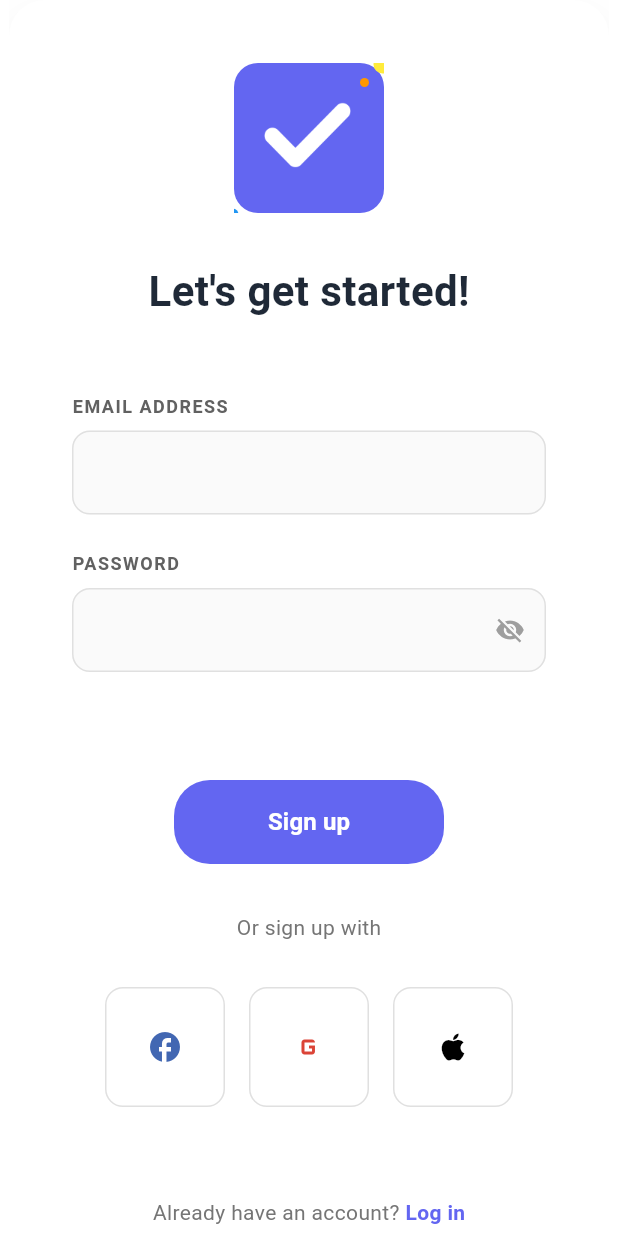
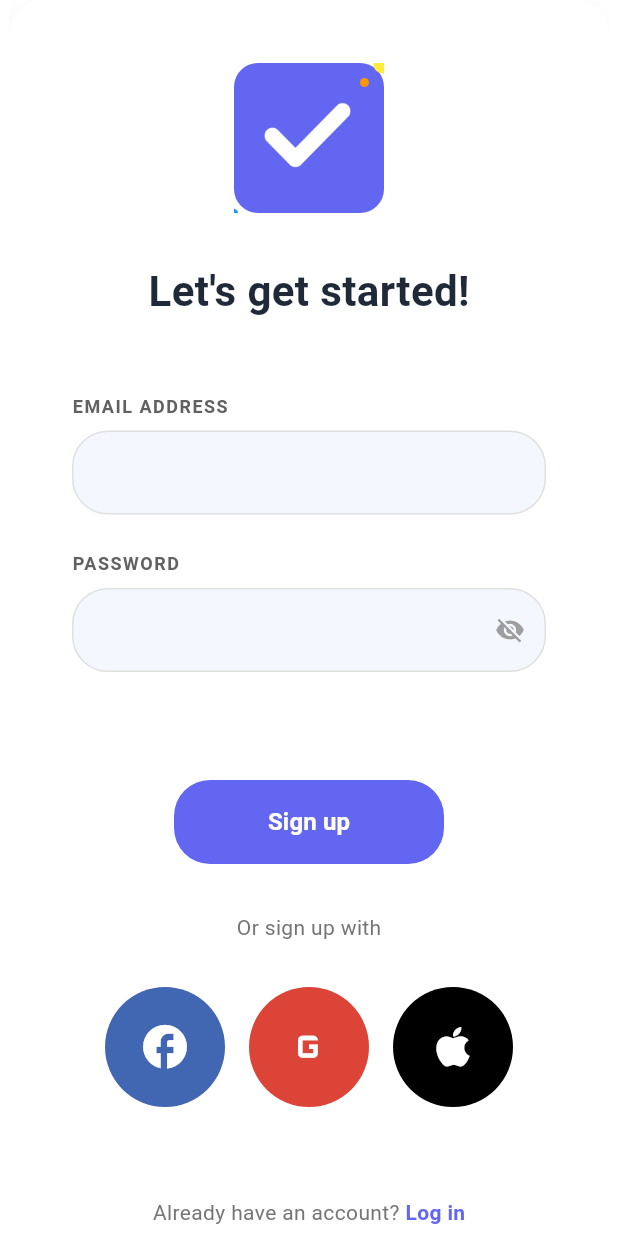
Before and after one commit to GhadeBhavesh/task_management, a Flutter app: the LoginScreen screen opened directly, after a tap on "Get started!", on a phone screen of 412 x 824 dp. Run offline on Flutter 3.47's test engine with Material 3 defaults, Android fonts, the phone set to English and light mode, and no system bars; our stand-ins replace cloud_firestore, firebase_auth, firebase_core, flutter_riverpod, shared_preferences; accounts and stored records are empty.

Commit message:
icons_update

```diff
--- a/lib/pages/auth/login_screen.dart
+++ b/lib/pages/auth/login_screen.dart
@@ -185,17 +185,17 @@ class _LoginScreenState extends ConsumerState<LoginScreen> {
                           decoration: InputDecoration(
                             hintText: '',
                             filled: true,
-                            fillColor: Colors.grey[50],
+                            fillColor: Color.fromARGB(255, 245, 247, 254),
                             border: OutlineInputBorder(
-                              borderRadius: BorderRadius.circular(12),
+                              borderRadius: BorderRadius.circular(24),
                               borderSide: BorderSide(color: Colors.grey[300]!),
                             ),
                             enabledBorder: OutlineInputBorder(
-                              borderRadius: BorderRadius.circular(12),
+                              borderRadius: BorderRadius.circular(24),
                               borderSide: BorderSide(color: Colors.grey[300]!),
                             ),
                             focusedBorder: OutlineInputBorder(
-                              borderRadius: BorderRadius.circular(12),
+                              borderRadius: BorderRadius.circular(24),
                               borderSide: const BorderSide(
                                 color: Color(0xFF6366F1),
                               ),
@@ -240,17 +240,17 @@ class _LoginScreenState extends ConsumerState<LoginScreen> {
                           decoration: InputDecoration(
                             hintText: '',
                             filled: true,
-                            fillColor: Colors.grey[50],
+                            fillColor: Color.fromARGB(255, 245, 247, 254),
                             border: OutlineInputBorder(
-                              borderRadius: BorderRadius.circular(12),
+                              borderRadius: BorderRadius.circular(24),
                               borderSide: BorderSide(color: Colors.grey[300]!),
                             ),
                             enabledBorder: OutlineInputBorder(
-                              borderRadius: BorderRadius.circular(12),
+                              borderRadius: BorderRadius.circular(24),
                               borderSide: BorderSide(color: Colors.grey[300]!),
                             ),
                             focusedBorder: OutlineInputBorder(
-                              borderRadius: BorderRadius.circular(12),
+                              borderRadius: BorderRadius.circular(24),
                               borderSide: const BorderSide(
                                 color: Color(0xFF6366F1),
                               ),
@@ -409,11 +409,10 @@ class _LoginScreenState extends ConsumerState<LoginScreen> {
       width: 80,
       height: 80,
       decoration: BoxDecoration(
-        color: Colors.white,
-        borderRadius: BorderRadius.circular(12),
-        border: Border.all(color: Colors.grey[300]!),
+        color: color,
+        borderRadius: BorderRadius.circular(60),
       ),
-      child: Icon(icon, color: color, size: 24),
+      child: Icon(icon, color: Colors.white, size: 35),
     );
   }
 }
@@ -508,3 +507,4 @@ class _LoginScreenState extends ConsumerState<LoginScreen> {
 //     );
 //   }
 // }
+// }
--- a/lib/pages/auth/register_screen.dart
+++ b/lib/pages/auth/register_screen.dart
@@ -170,17 +170,17 @@ class _RegisterScreenState extends ConsumerState<RegisterScreen> {
                           controller: _emailController,
                           decoration: InputDecoration(
                             filled: true,
-                            fillColor: Colors.grey[50],
+                            fillColor: Color.fromARGB(255, 245, 247, 254),
                             border: OutlineInputBorder(
-                              borderRadius: BorderRadius.circular(12),
+                              borderRadius: BorderRadius.circular(24),
                               borderSide: BorderSide(color: Colors.grey[300]!),
                             ),
                             enabledBorder: OutlineInputBorder(
-                              borderRadius: BorderRadius.circular(12),
+                              borderRadius: BorderRadius.circular(24),
                               borderSide: BorderSide(color: Colors.grey[300]!),
                             ),
                             focusedBorder: OutlineInputBorder(
-                              borderRadius: BorderRadius.circular(12),
+                              borderRadius: BorderRadius.circular(24),
                               borderSide: const BorderSide(
                                 color: Color(0xFF6366F1),
                               ),
@@ -219,17 +219,17 @@ class _RegisterScreenState extends ConsumerState<RegisterScreen> {
                           obscureText: !_isPasswordVisible,
                           decoration: InputDecoration(
                             filled: true,
-                            fillColor: Colors.grey[50],
+                            fillColor: Color.fromARGB(255, 245, 247, 254),
                             border: OutlineInputBorder(
-                              borderRadius: BorderRadius.circular(12),
+                              borderRadius: BorderRadius.circular(24),
                               borderSide: BorderSide(color: Colors.grey[300]!),
                             ),
                             enabledBorder: OutlineInputBorder(
-                              borderRadius: BorderRadius.circular(12),
+                              borderRadius: BorderRadius.circular(24),
                               borderSide: BorderSide(color: Colors.grey[300]!),
                             ),
                             focusedBorder: OutlineInputBorder(
-                              borderRadius: BorderRadius.circular(12),
+                              borderRadius: BorderRadius.circular(24),
                               borderSide: const BorderSide(
                                 color: Color(0xFF6366F1),
                               ),
@@ -367,11 +367,10 @@ class _RegisterScreenState extends ConsumerState<RegisterScreen> {
       width: 80,
       height: 80,
       decoration: BoxDecoration(
-        color: Colors.white,
-        borderRadius: BorderRadius.circular(12),
-        border: Border.all(color: Colors.grey[300]!),
+        color: color,
+        borderRadius: BorderRadius.circular(60),
       ),
-      child: Icon(icon, color: color, size: 24),
+      child: Icon(icon, color: Colors.white, size: 35),
     );
   }
 }
@@ -453,3 +452,4 @@ class _RegisterScreenState extends ConsumerState<RegisterScreen> {
 //     );
 //   }
 // }
+// }
```
